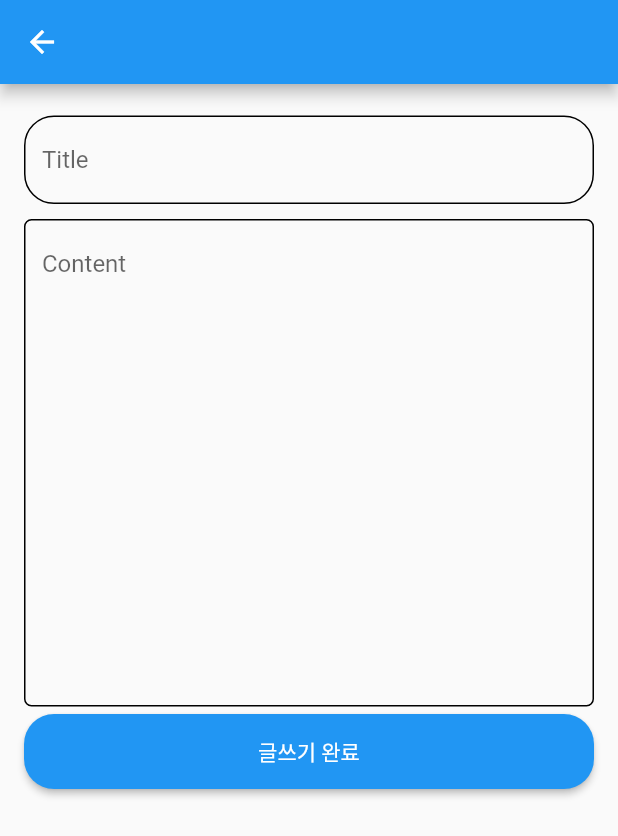
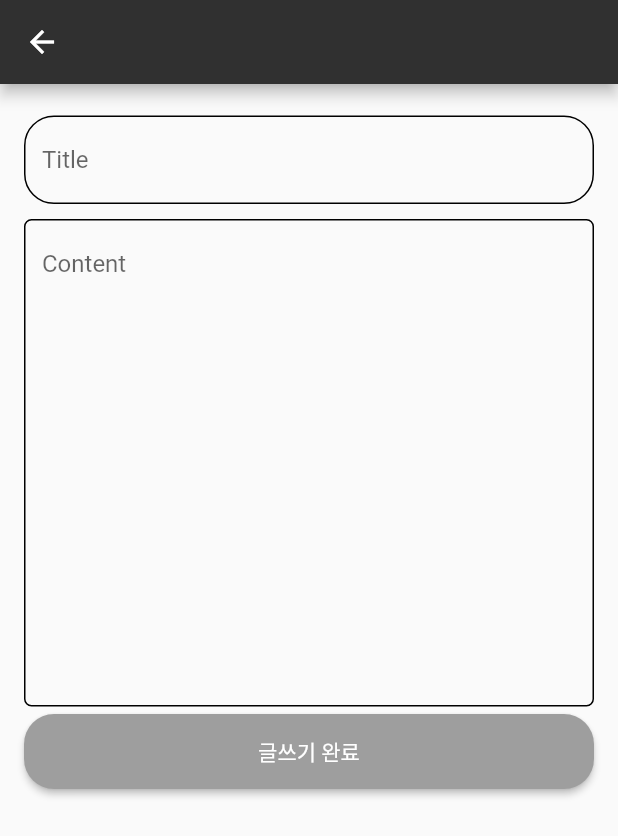
Before and after one commit to lsh981127/Applepay-search-app-Capstone-Project, a Flutter app: the WritePage screen opened directly, on a phone screen of 412 x 824 dp. Shown: the top 836 px of the screen. Run offline on Flutter 3.47's test engine with Material 2 defaults, Android fonts, the phone set to English and light mode, and no system bars; our stand-ins replace bloc, cloud_firestore, csv, firebase_auth, firebase_core, flutter_bloc and 4 more; missing offline and left inert: gsheets, proj4dart; accounts and stored records are empty; project files that could hold a hidden picture were left out; key blocks and very long unbroken strings in the code were emptied for the run.

Commit message:
색상 변경_ write_item

```diff
--- a/lib/community/components/custom_elevated_button.dart
+++ b/lib/community/components/custom_elevated_button.dart
@@ -11,6 +11,7 @@ class CustomElevatedButton extends StatelessWidget{
   Widget build(BuildContext context) {
     return ElevatedButton(
       style: ElevatedButton.styleFrom(
+        backgroundColor: Colors.grey,
         minimumSize: Size(double.infinity, 50),
         shape: RoundedRectangleBorder(
           borderRadius: BorderRadius.circular(20),
--- a/lib/community/write_item.dart
+++ b/lib/community/write_item.dart
@@ -8,11 +8,15 @@ import 'package:newcapstone/community/freeforum.dart';
 import 'components/custom_text_form_field.dart';
 
 class WritePage extends StatelessWidget {
+
   final _formKey = GlobalKey<FormState>();
+
   @override
   Widget build(BuildContext context){
     return Scaffold(
-      appBar: AppBar(),
+      appBar: AppBar(
+        backgroundColor: Colors.grey[850],
+      ),
       body: Padding(
         padding: const EdgeInsets.all(16.0),
         child: Form(
```
